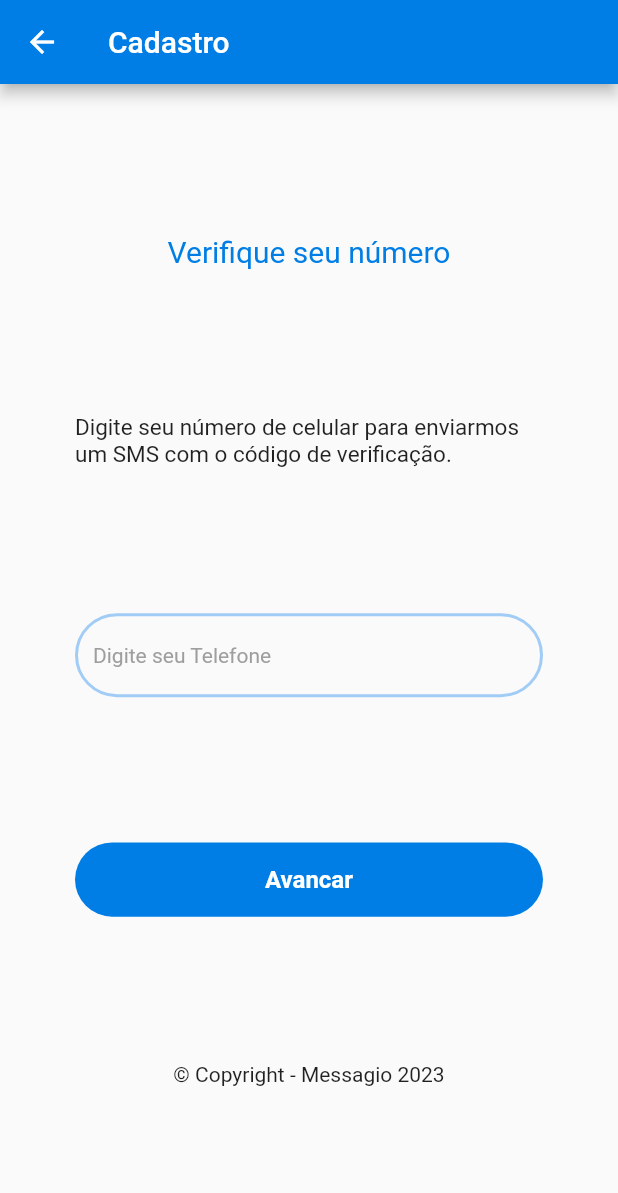
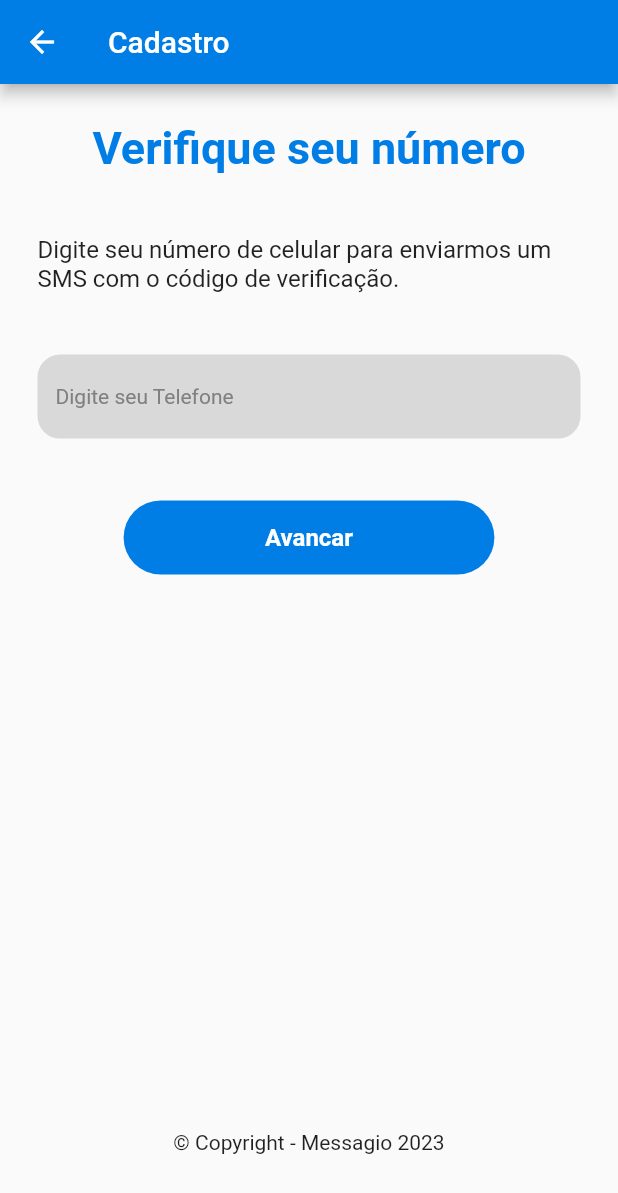
Before and after one commit to MatheusAGomes/chat, a Flutter app: the telefoneCadastroScreen screen opened by its route, on a phone screen of 412 x 824 dp. Shown: the top 1193 px of the screen. Run offline on Flutter 3.47's test engine with Material 2 defaults, Android fonts, the phone set to English and light mode, and no system bars; our stand-ins replace brasil_fields, firebase_auth, firebase_core, flutter_otp_text_field, flutter_profile_picture, fluttertoast and 4 more; accounts and stored records are empty; network calls fail.

Commit message:
Alterando design

```diff
--- a/lib/Utils/ColorsService.dart
+++ b/lib/Utils/ColorsService.dart
@@ -3,5 +3,6 @@ import 'dart:ui';
 class ColorService {
   static Color azulClaro = const Color(0xFFa0ccf6);
   static Color azulEscuro = const Color(0xFF007ee5);
-  static Color cinza = const Color(0xFF2983cc);
+  static Color cinza = const Color(0xFFD9D9D9);
+  static Color cinzaInputLetra =  Color(0xFF808080);
 }
--- a/lib/screens/telefoneCadastroScreen.dart
+++ b/lib/screens/telefoneCadastroScreen.dart
@@ -32,18 +32,22 @@ class _telefoneCadastroScreenState extends State<telefoneCadastroScreen> {
         backgroundColor: ColorService.azulEscuro,
         title: Text('Cadastro'),
       ),
-        body: Padding(
-          padding: const EdgeInsets.symmetric(horizontal: 50,vertical: 100),
+        body: SingleChildScrollView(
+          child: Padding(
+            padding: const EdgeInsets.only(left: 25,right: 25,top: 25,bottom: 0),
             child: Center(
               child: Column(
-
-              mainAxisAlignment:MainAxisAlignment.spaceBetween,
                 children: [
-                Text("Verifique seu número",style: TextStyle(color: ColorService.azulEscuro,fontSize: 20)),
-                Text("Digite seu número de celular para enviarmos um SMS com o código de verificação.",style: TextStyle(fontSize: 15)),
+                  Text("Verifique seu número",style: TextStyle(color: ColorService.azulEscuro,fontSize: 30,fontWeight: FontWeight.bold)),
+                  SizedBox(height: MediaQuery.of(context).size.height * 0.05,),
+                  Text("Digite seu número de celular para enviarmos um SMS com o código de verificação.",style: TextStyle(fontSize: 16)),
+                  SizedBox(height: MediaQuery.of(context).size.height * 0.05,),
                   TextFieldPadrao(click: (){},inputFormatter: [FilteringTextInputFormatter.digitsOnly,
                     TelefoneInputFormatter()],hintText: 'Digite seu Telefone',controller: _telefoneController),
-                ButtonPadrao(btnName: 'Avancar', click: () async {
+                 SizedBox(height: MediaQuery.of(context).size.height * 0.05,),
+                  SizedBox(
+                    width:MediaQuery.of(context).size.width * 0.6 ,
+                    child: ButtonPadrao(btnName: 'Avancar', click: () async {
                       await FirebaseAuth.instance.verifyPhoneNumber(
                         phoneNumber: '+55 ${UtilBrasilFields.obterTelefone(_telefoneController.text,mascara:false)}',
                         verificationCompleted: (PhoneAuthCredential credential) {},
@@ -57,8 +61,12 @@ class _telefoneCadastroScreenState extends State<telefoneCadastroScreen> {
                         codeAutoRetrievalTimeout: (String verificationId) {},
                       );
                     }),
+                  ),
+                  SizedBox(height: MediaQuery.of(context).size.height * 0.45,),
+
                   Text('© Copyright - Messagio 2023'),
                 ],
+              ),
             ),
           ),
         )
--- a/lib/screens/welcomeScreen.dart
+++ b/lib/screens/welcomeScreen.dart
@@ -52,7 +52,7 @@ class _WelcomeScreenState extends State<WelcomeScreen> {
                 ),
               ),
             ),
-            Text('© Copyright - Messagio 2023'),
+
           ],
         ),
       )
--- a/lib/widgets/textfieldpadrao.dart
+++ b/lib/widgets/textfieldpadrao.dart
@@ -74,32 +74,32 @@ class _TextFieldPadraoState extends State<TextFieldPadrao> {
       keyboardType: widget.keyboardtype,
       style: TextStyle(fontSize: widget.fontSize),
       decoration: InputDecoration(
-        filled: widget.enable == false ? true : false,
-        fillColor: Color(0xFFf2f2f2),
+        filled: true ,
+        fillColor: ColorService.cinza,
         counterText: "",
         floatingLabelAlignment: FloatingLabelAlignment.center,
         contentPadding: widget.padding,
         alignLabelWithHint: true,
         errorText: widget.errorText,
         disabledBorder: OutlineInputBorder(
-            borderRadius: BorderRadius.circular(28),
-            borderSide: BorderSide(width: 2, color: ColorService.azulClaro)),
+            borderRadius: BorderRadius.circular(15),
+            borderSide: BorderSide(width: 2, color: Colors.transparent)),
         focusedErrorBorder: OutlineInputBorder(
-            borderRadius: BorderRadius.circular(28),
+            borderRadius: BorderRadius.circular(15),
             borderSide: const BorderSide(width: 1, color: Colors.red)),
         errorBorder: OutlineInputBorder(
-            borderRadius: BorderRadius.circular(28),
+            borderRadius: BorderRadius.circular(15),
             borderSide: const BorderSide(width: 1, color: Colors.red)),
         hintText: widget.hintText,
         prefixIcon: widget.prefixIcon,
         suffixIcon: widget.suffixIcon,
-        hintStyle: const TextStyle(color: Colors.grey),
+        hintStyle:  TextStyle(color: ColorService.cinzaInputLetra),
         enabledBorder: OutlineInputBorder(
-            borderRadius: BorderRadius.circular(28),
-            borderSide: BorderSide(width: 2, color: ColorService.azulClaro)),
+            borderRadius: BorderRadius.circular(15),
+            borderSide: BorderSide(width: 2, color: Colors.transparent)),
         focusedBorder: OutlineInputBorder(
-            borderRadius: BorderRadius.circular(28),
-            borderSide: BorderSide(width: 2, color: ColorService.azulEscuro)),
+            borderRadius: BorderRadius.circular(15),
+            borderSide: BorderSide(width: 2, color: Colors.transparent)),
       ),
     );
   }
```
Also changed, not shown: lib/screens/VerificacaoScreen.dart (+92 -92 lines). Lines whose indentation alone changed are shown as unchanged.
